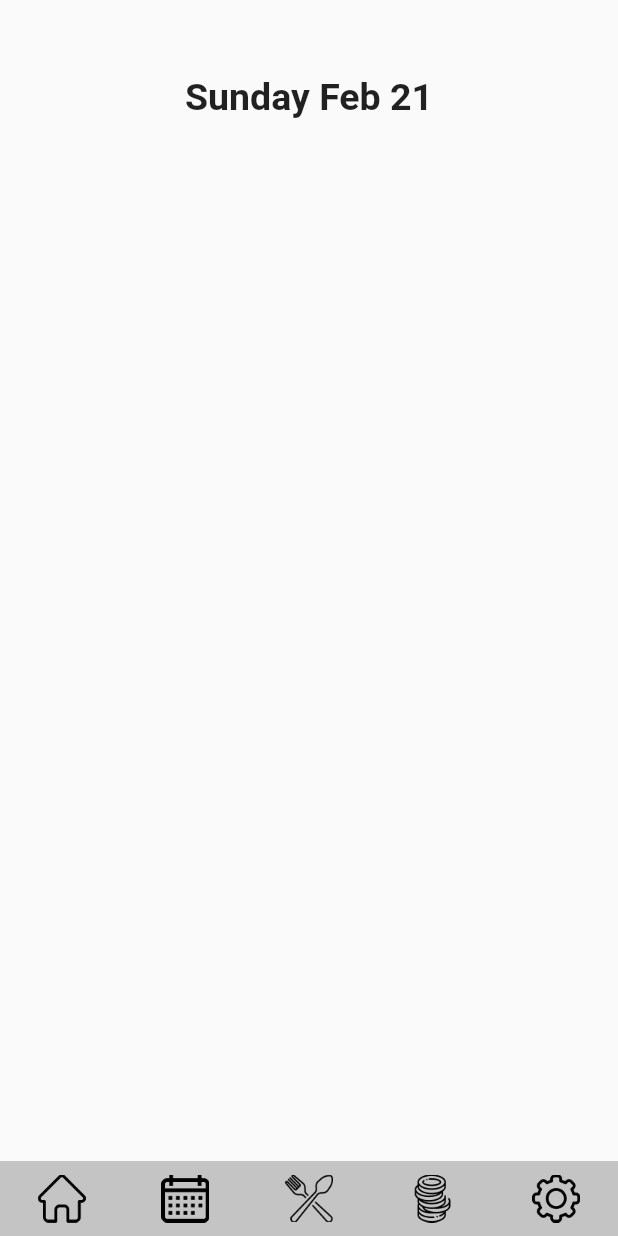
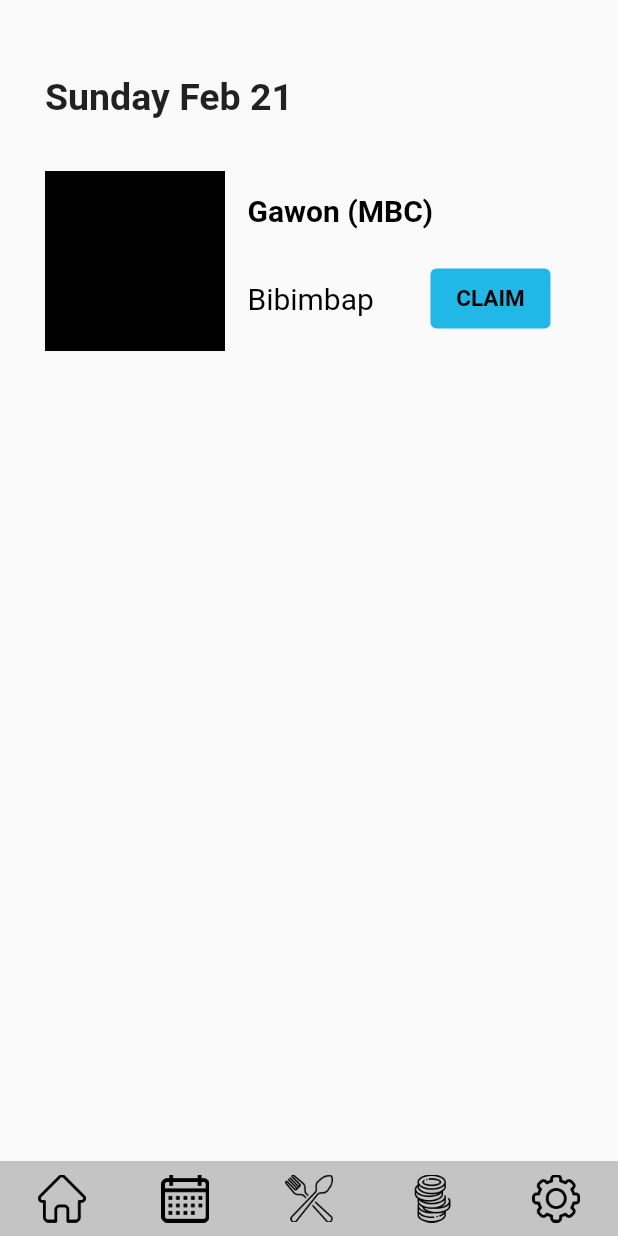
Before and after one commit to jla522/StormHacks2021, a Flutter app: the buy screen opened by its route, on a phone screen of 412 x 824 dp. Run offline on Flutter 3.47's test engine with Material 2 defaults, Android fonts, the phone set to English and light mode, and no system bars; our stand-ins replace firebase_database; accounts and stored records are empty.

Commit message:
modularized some code

```diff
--- a/stormhacks_app/lib/buy.dart
+++ b/stormhacks_app/lib/buy.dart
@@ -1,6 +1,6 @@
+import 'package:firebase_database/firebase_database.dart';
 import 'package:flutter/material.dart';
 import 'package:intl/intl.dart';
-import 'package:firebase_database/firebase_database.dart';
 
 import 'navBar.dart';
 
@@ -13,6 +13,7 @@ class buy extends StatefulWidget {
   buy({Key key}) : super(key: key);
 
   @override
+  final dbRef = FirebaseDatabase.instance.reference();
   _buyState createState() => _buyState();
 }
 
@@ -23,8 +24,10 @@ class _buyState extends State<buy> {
       body: Column(
         children: <Widget>[
           SizedBox(height: 50),
-          Padding(
-            padding: EdgeInsets.only(left: 0),
+          Container(
+            width: MediaQuery.of(context).size.width,
+            child: Padding(
+              padding: EdgeInsets.only(left: 30),
               child: Text(
                 date,
                 textAlign: TextAlign.left,
@@ -34,27 +37,84 @@ class _buyState extends State<buy> {
                 ),
               ),
             ),
-          SizedBox(height: 10),
-          Padding(
-            padding: EdgeInsets.only(left: 30, right: 30),
+          ),
+          SizedBox(height: 20),
+          _todaysEvents('Gawon (MBC)', 'Bibimbap'),
+        ],
+      ),
+      bottomNavigationBar: navBar(),
+    );
+  }
+
+  Container _todaysEvents(String restaurant, String dish) {
+    // String image
+    return Container(
+      width: MediaQuery.of(context).size.width,
+      height: 150,
+      //color: Colors.white, //remove
+
+      padding: EdgeInsets.only(left: 30, right: 30, top: 15, bottom: 15),
       child: Row(
-              //photo,
+        crossAxisAlignment: CrossAxisAlignment.center,
         children: <Widget>[
-                Column(
-                  //Title of place
+          Container(
+            height: 120, // add image
+            width: 120,
+            color: Colors.black,
+          ),
+          Expanded(
+            child: Padding(
+              padding: EdgeInsets.fromLTRB(15, 15, 15, 15),
+              child: Column(
+                mainAxisAlignment: MainAxisAlignment.spaceBetween,
+                crossAxisAlignment: CrossAxisAlignment.start,
                 children: <Widget>[
+                  Text(
+                    restaurant,
+                    style: TextStyle(
+                      color: Colors.black,
+                      fontSize: 20,
+                      fontWeight: FontWeight.bold,
+                    ),
+                  ),
                   Row(
-                        // Tital of dish
-                        //Button
+                    mainAxisAlignment: MainAxisAlignment.spaceBetween,
+                    children: <Widget>[
+                      Text(
+                        dish,
+                        style: TextStyle(
+                          color: Colors.black,
+                          fontSize: 20,
+                          fontWeight: FontWeight.normal,
                         ),
+                      ),
+                      _claimButton(),
                     ],
                   ),
                 ],
               ),
             ),
+          ),
         ],
       ),
-      bottomNavigationBar: navBar(),
     );
   }
+
+  Container _claimButton() {
+    return Container(
+        height: 40,
+        width: 80,
+        child: TextButton(
+          child: Text('CLAIM'),
+          style: TextButton.styleFrom(
+            primary: Colors.black,
+            backgroundColor: Color(0xFF21B7E6),
+            textStyle: TextStyle(
+              fontWeight: FontWeight.bold,
+              fontSize: 15,
+            ),
+          ),
+          onPressed: () {},
+        ));
   }
+}
```
Lines whose indentation alone changed are shown as unchanged.
